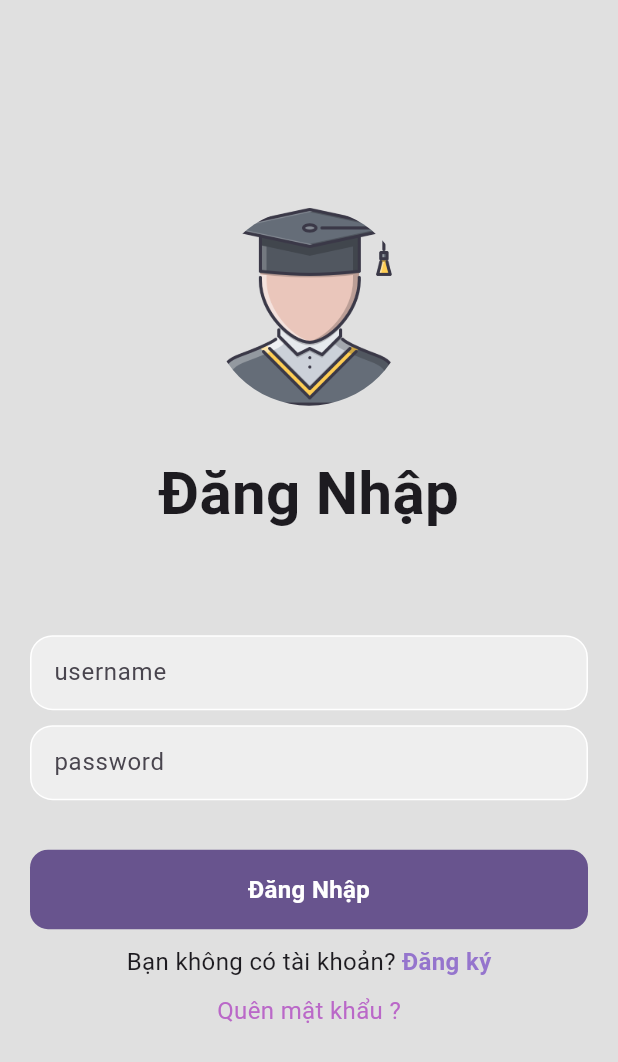
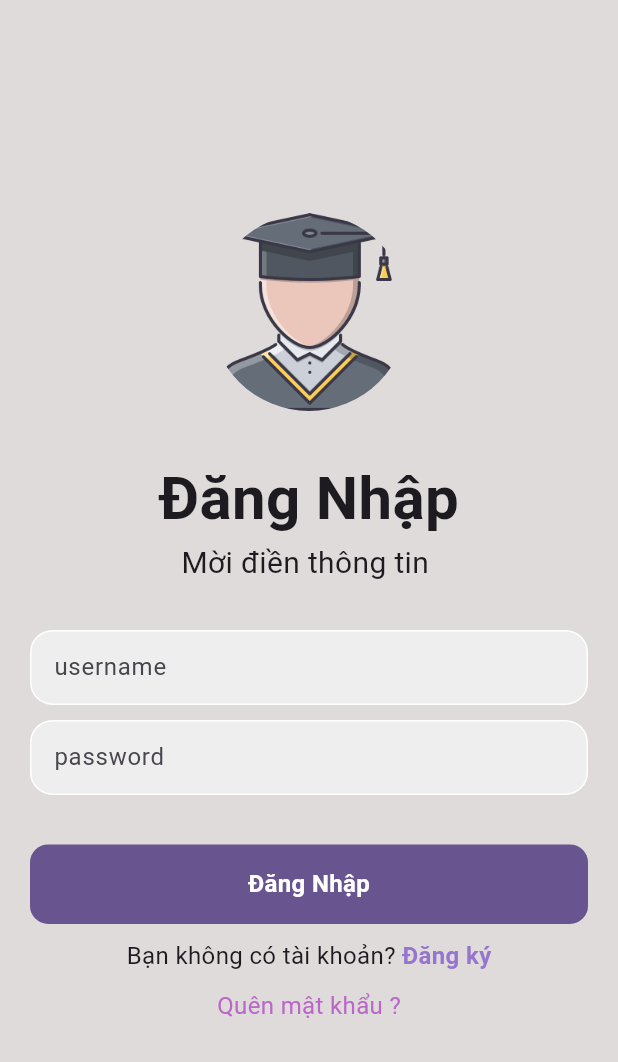
Before and after one commit to ziolata/20103031, a Flutter app: the PageDangKyLop screen opened directly, after a tap on "Rời khỏi trang", on a phone screen of 412 x 824 dp. Shown: the top 1062 px of the screen. Run offline on Flutter 3.47's test engine with Material 3 defaults, Android fonts, the phone set to English and light mode, and no system bars; our stand-ins replace avatar_glow, dio, google_fonts, image_picker, qr_flutter, shared_preferences; accounts and stored records are empty; network calls fail.

Commit message:
update moi nhat

```diff
--- a/lib/ui/SubPageProfile.dart
+++ b/lib/ui/SubPageProfile.dart
@@ -180,7 +180,7 @@ class SubPageProfile extends StatelessWidget {
       height: size.height * 0.20,
       width: double.infinity,
       decoration: BoxDecoration(
-        color: AppConstant.appbarcolor,
+        color: Colors.brown,
         borderRadius: BorderRadius.only(
           bottomLeft: Radius.circular(60),
           bottomRight: Radius.circular(60),
--- a/lib/ui/custom_control.dart
+++ b/lib/ui/custom_control.dart
@@ -152,7 +152,7 @@ class _CustomInputDropDownState extends State<CustomInputDropDown> {
                   });
                 },
                 child: Text(
-                  widget.valueName == "" ? "Không có" : widget.valueName,
+                  outputName == "" ? "Không có" : outputName,
                   style: AppConstant.textbodyfocus,
                 ),
               )
@@ -162,7 +162,7 @@ class _CustomInputDropDownState extends State<CustomInputDropDown> {
                     color: Colors.grey[200]),
                 width: widget.width,
                 child: DropdownButton(
-                  value: widget.valueId,
+                  value: outputId,
                   items: widget.list
                       .map((e) => DropdownMenuItem(
                             value: e.id,
@@ -382,11 +382,6 @@ class AppLogo extends StatelessWidget {
   @override
   Widget build(BuildContext context) {
     final size = MediaQuery.of(context).size;
-    // return Icon(
-    //   Icons.account_tree,
-    //   size: 100,
-    //   color: Colors.deepPurple[300],
-    // );
     return Column(
       children: [
         ClipRRect(
--- a/lib/ui/page_login.dart
+++ b/lib/ui/page_login.dart
@@ -27,7 +27,7 @@ class PageLogin extends StatelessWidget {
       );
     }
     return Scaffold(
-      backgroundColor: Colors.grey[300],
+      backgroundColor: Color.fromARGB(156, 204, 196, 196),
       body: SafeArea(
         child: Center(
           child: SingleChildScrollView(
@@ -50,8 +50,8 @@ class PageLogin extends StatelessWidget {
                         ),
                       ),
                       const Text(
-                        "",
-                        style: TextStyle(fontSize: 25),
+                        "Mời điền thông tin ",
+                        style: TextStyle(fontSize: 20),
                       ),
                       const SizedBox(
                         height: 30,
@@ -77,7 +77,7 @@ class PageLogin extends StatelessWidget {
                               viewmodel.errorMessage,
                               style: const TextStyle(color: Colors.red),
                             )
-                          : const Text(" "),
+                          : const Text(""),
                       const SizedBox(height: 10),
                       GestureDetector(
                         onTap: () {
--- a/lib/ui/page_main.dart
+++ b/lib/ui/page_main.dart
@@ -61,12 +61,12 @@ class PageMain extends StatelessWidget {
     menuBar.initialize(menuTitles);
     return Scaffold(
       appBar: AppBar(
-        backgroundColor: Colors.deepPurple,
+        backgroundColor: const Color.fromARGB(255, 187, 183, 195),
         leading: GestureDetector(
           onTap: () => viewmodel.toggleMenu(),
           child: Icon(
             Icons.menu,
-            color: Colors.white,
+            color: Color.fromARGB(255, 216, 75, 75),
           ),
         ),
       ),
@@ -76,7 +76,7 @@ class PageMain extends StatelessWidget {
           Consumer<MenuBarViewModel>(
             builder: (context, menuBarModel, child) {
               return Container(
-                color: Colors.deepPurple[300],
+                color: const Color.fromARGB(255, 117, 135, 205),
                 child: Center(
                   child: body,
                 ),
```
Also changed, not shown: lib/providers/loginviewmodel.dart (+5 -5 lines), lib/ui/page_forgot.dart (+6 -8 lines), assets/images/IMG_8340.jpg (added), assets/images/fogort.png (added).
